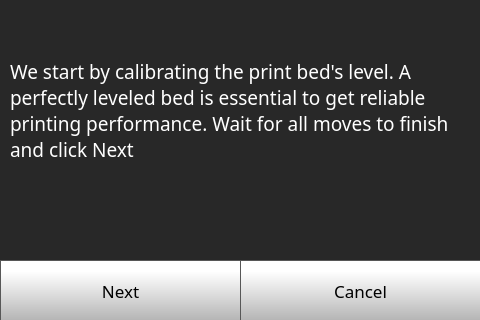
The window that octoprint_Julia2020ExtendedABLTouchUI/mainGUI_extended_abl.ui (FracktalWorks/Julia2020ExtendedABLTouchUI) describes before a commit, drawn with Qt 5.
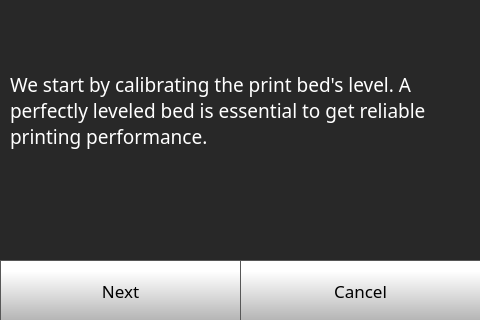
The same window after the commit. The open tabs and pages were chosen to show the change. Icons and pictures are not drawn.

Commit message: fixed calibration sequence

Patch:
```diff
--- a/octoprint_Julia2020ExtendedABLTouchUI/mainGUI_extended_abl.ui
+++ b/octoprint_Julia2020ExtendedABLTouchUI/mainGUI_extended_abl.ui
@@ -5611,7 +5611,7 @@
        <string notr="true">color: rgb(255, 255, 255);</string>
       </property>
       <property name="text">
-       <string>We start by calibrating the print bed's level. A perfectly leveled bed is essential to get reliable printing performance. Wait for all moves to finish and click Next</string>
+       <string>We start by calibrating the print bed's level. A perfectly leveled bed is essential to get reliable printing performance.</string>
       </property>
       <property name="wordWrap">
        <bool>true</bool>
```
Left out of the diff: 6 changed lines with no effect on the pictures. The commit also changes 1 other file.
